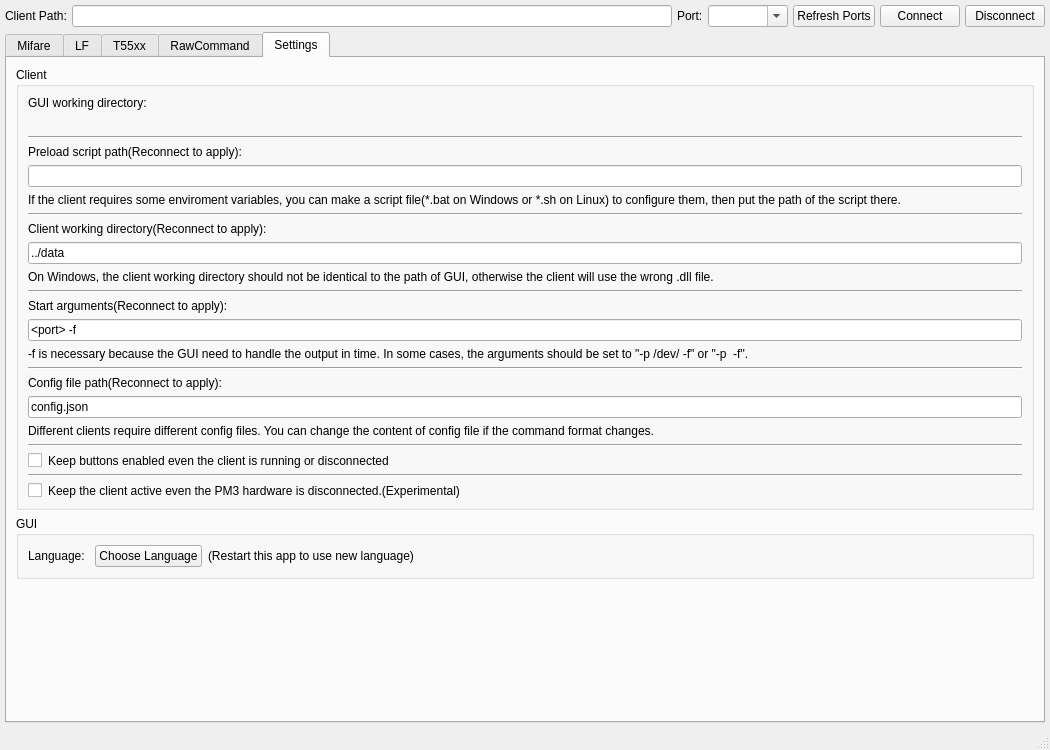
This is src/ui/mainwindow.ui in wh201906/Proxmark3GUI as Qt 5 draws it before an edit. The edited form follows.
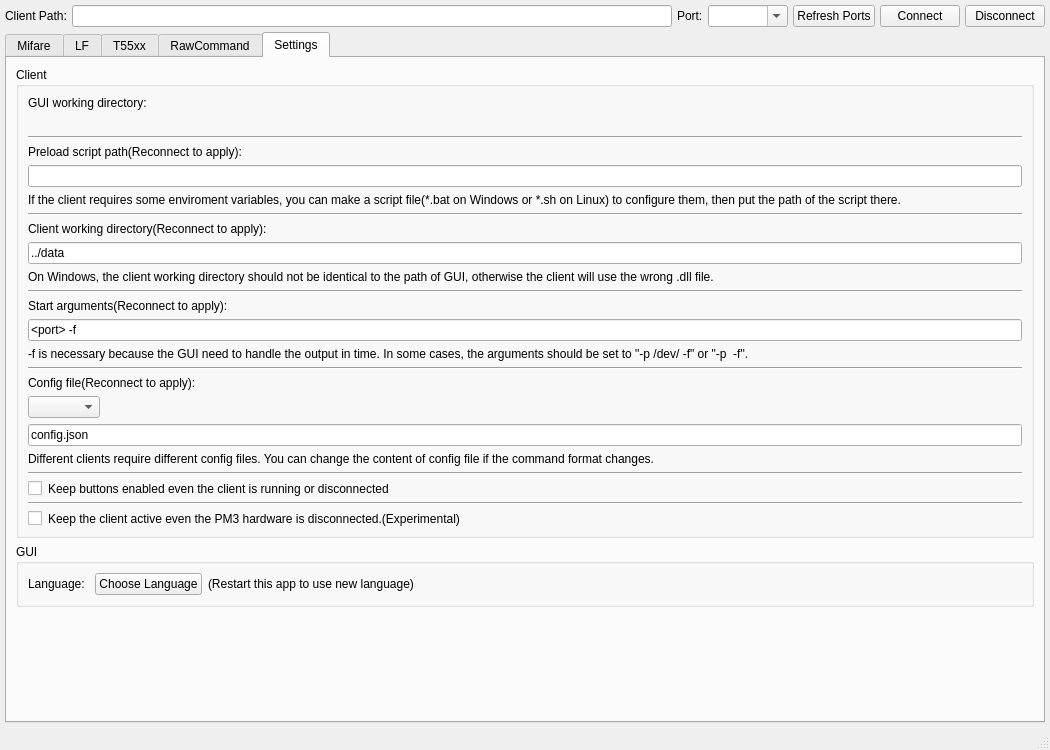
This is the edited form. The open tabs and pages were chosen to show the change.

Patch:
```diff
--- a/src/ui/mainwindow.ui
+++ b/src/ui/mainwindow.ui
@@ -2763,10 +2763,34 @@
              <item>
               <widget class="QLabel" name="label_63">
                <property name="text">
-                <string>Config file path(Reconnect to apply):</string>
+                <string>Config file(Reconnect to apply):</string>
                </property>
               </widget>
              </item>
+             <item>
+              <layout class="QHBoxLayout" name="horizontalLayout_15">
+               <item>
+                <widget class="QComboBox" name="Set_Client_configFileBox">
+                 <property name="sizeAdjustPolicy">
+                  <enum>QComboBox::AdjustToContents</enum>
+                 </property>
+                </widget>
+               </item>
+               <item>
+                <spacer name="horizontalSpacer_13">
+                 <property name="orientation">
+                  <enum>Qt::Horizontal</enum>
+                 </property>
+                 <property name="sizeHint" stdset="0">
+                  <size>
+                   <width>40</width>
+                   <height>20</height>
+                  </size>
+                 </property>
+                </spacer>
+               </item>
+              </layout>
+             </item>
              <item>
               <widget class="QLineEdit" name="Set_Client_configPathEdit">
                <property name="text">
```
